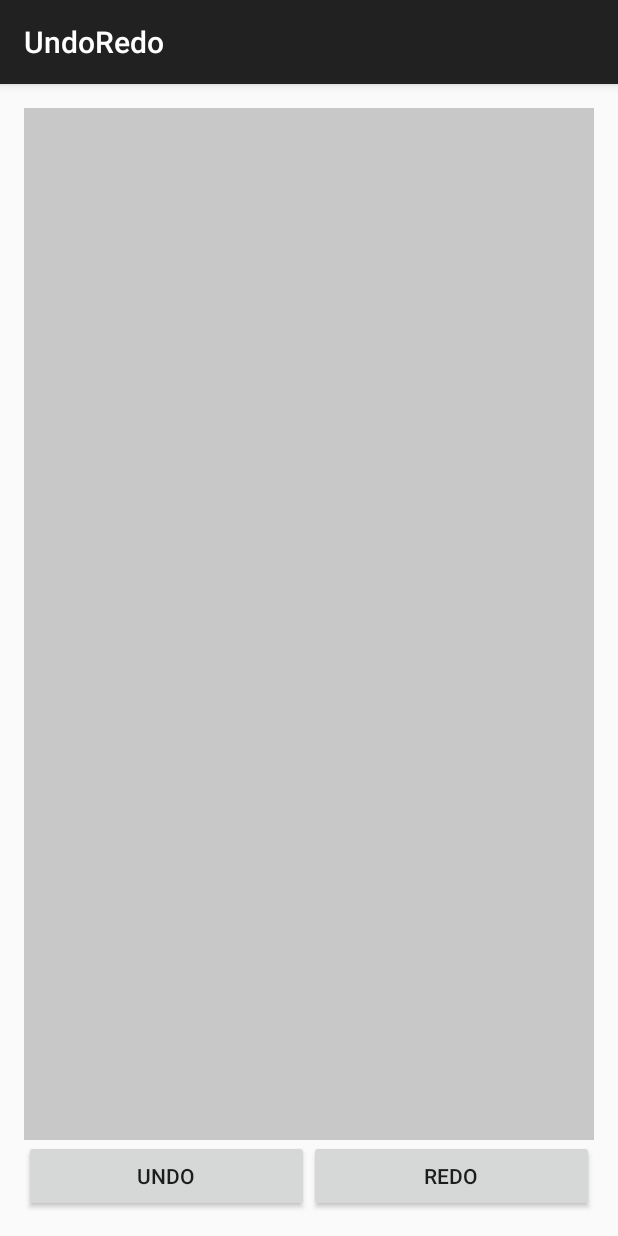
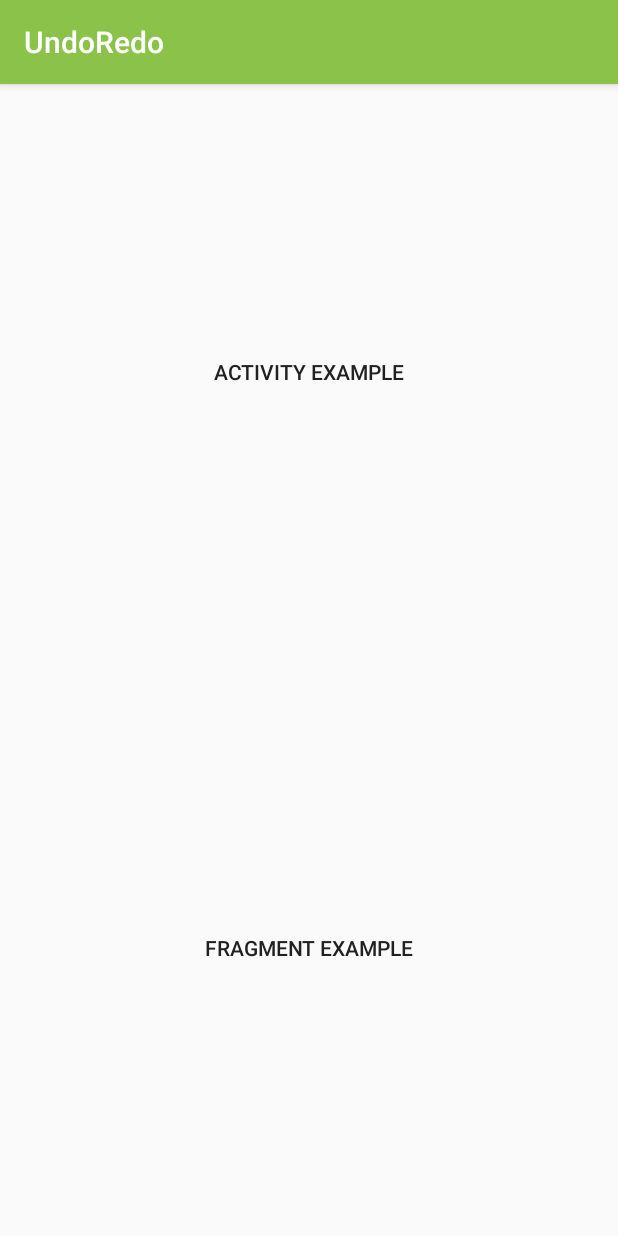
Before and after one commit to PPartisan/RunDo, an Android app: the screen it shows after launch (MainActivity), on a phone screen of 412 x 824 dp. Run offline under Robolectric (Android 15) with nearby library versions, the phone set to English and light mode, and no system bars.

Commit message:
Adjustments to make it simpler to use library with Fragments.

```diff
--- a/app/src/main/java/com/werdpressed/partisan/undoredo/MainActivity.java
+++ b/app/src/main/java/com/werdpressed/partisan/undoredo/MainActivity.java
@@ -1,19 +1,15 @@
 package com.werdpressed.partisan.undoredo;
 
+import android.content.Intent;
 import android.os.Bundle;
 import android.support.v7.app.AppCompatActivity;
 import android.view.View;
 import android.widget.Button;
-import android.widget.EditText;
 
-import com.werdpressed.partisan.rundo.RunDo;
+import com.werdpressed.partisan.undoredo.activityexample.ActivityExampleActivity;
+import com.werdpressed.partisan.undoredo.fragmentexample.FragmentExampleActivity;
 
-public class MainActivity extends AppCompatActivity implements
-        View.OnClickListener, RunDo.TextLink {
-
-    private EditText testEditTextOne;
-
-    private RunDo mRunDo;
+public class MainActivity extends AppCompatActivity implements View.OnClickListener {
 
     @Override
     protected void onCreate(Bundle savedInstanceState) {
@@ -21,35 +17,30 @@ public class MainActivity extends AppCompatActivity implements
 
         setContentView(R.layout.activity_main);
 
-        testEditTextOne = (EditText) findViewById(R.id.test_edit_text_1);
+        Button mActivityExampleButton = (Button) findViewById(R.id.activity_example_btn);
+        Button mFragmentExampleButton = (Button) findViewById(R.id.fragment_example_btn);
 
-        Button undoButton = (Button) findViewById(R.id.undo_button);
-        Button redoButton = (Button) findViewById(R.id.redo_button);
-
-        undoButton.setOnClickListener(this);
-        redoButton.setOnClickListener(this);
-
-        mRunDo = RunDo.Factory.getInstance(getSupportFragmentManager(), this);
+        mActivityExampleButton.setOnClickListener(this);
+        mFragmentExampleButton.setOnClickListener(this);
 
     }
 
     @Override
     public void onClick(View v) {
-        int id = v.getId();
 
-        switch (id) {
-            case R.id.undo_button:
-                mRunDo.undo();
+        Intent intent;
+
+        switch (v.getId()) {
+            case R.id.activity_example_btn:
+                intent = new Intent(this, ActivityExampleActivity.class);
+                startActivity(intent);
                 break;
-            case R.id.redo_button:
-                mRunDo.redo();
+            case R.id.fragment_example_btn:
+                intent = new Intent(this, FragmentExampleActivity.class);
+                startActivity(intent);
                 break;
         }
 
     }
 
-    @Override
-    public EditText getEditText() {
-        return (testEditTextOne);
-    }
 }
--- a/app/src/main/res/layout/activity_main.xml
+++ b/app/src/main/res/layout/activity_main.xml
@@ -1,51 +1,25 @@
-<RelativeLayout
+<LinearLayout
     xmlns:android="http://schemas.android.com/apk/res/android"
     xmlns:tools="http://schemas.android.com/tools"
     android:layout_width="match_parent"
     android:layout_height="match_parent"
-    android:paddingLeft="@dimen/activity_horizontal_margin"
-    android:paddingRight="@dimen/activity_horizontal_margin"
-    android:paddingTop="@dimen/activity_vertical_margin"
-    android:paddingBottom="@dimen/activity_vertical_margin"
-    tools:context=".MainActivity">
-
-    <LinearLayout
-        android:layout_width="match_parent"
-        android:layout_height="match_parent"
-        android:layout_above="@+id/button_parent"
-        android:orientation="vertical">
-
-        <EditText
-            android:layout_width="match_parent"
-            android:layout_height="0dp"
-            android:layout_weight="1"
-            android:inputType="textMultiLine"
-            android:gravity="start|top"
-            android:id="@+id/test_edit_text_1"
-            android:background="#ffc8c8c8" />
-
-    </LinearLayout>
-
-    <LinearLayout
-        android:layout_width="match_parent"
-        android:layout_height="wrap_content"
-        android:layout_alignParentBottom="true"
-        android:id="@+id/button_parent">
+    android:orientation="vertical"
+    tools:context=".MainActivity" >
 
     <Button
         android:layout_width="match_parent"
-            android:layout_height="wrap_content"
+        android:layout_height="0dp"
+        android:id="@+id/activity_example_btn"
+        android:text="@string/activity_example_btn"
         android:layout_weight="1"
-            android:id="@+id/undo_button"
-            android:text="@string/undo_button" />
+        style="@style/Widget.AppCompat.Button.Borderless.Colored"/>
 
     <Button
         android:layout_width="match_parent"
-            android:layout_height="wrap_content"
+        android:layout_height="0dp"
+        android:id="@+id/fragment_example_btn"
+        android:text="@string/fragment_example_btn"
         android:layout_weight="1"
-            android:id="@+id/redo_button"
-            android:text="@string/redo_button" />
+        style="@style/Widget.AppCompat.Button.Borderless.Colored" />
 
 </LinearLayout>
-
-</RelativeLayout>
--- /dev/null
+++ b/app/src/main/res/values/colors.xml
@@ -0,0 +1,11 @@
+<?xml version="1.0" encoding="utf-8"?>
+<resources>
+    <color name="primary">#8BC34A</color>
+    <color name="primary_dark">#689F38</color>
+    <color name="primary_light">#DCEDC8</color>
+    <color name="accent">#7C4DFF</color>
+    <color name="primary_text">#212121</color>
+    <color name="secondary_text">#727272</color>
+    <color name="icons">#212121</color>
+    <color name="divider">#B6B6B6</color>
+</resources>
--- a/app/src/main/res/values/strings.xml
+++ b/app/src/main/res/values/strings.xml
@@ -5,4 +5,6 @@
     <string name="action_settings">Settings</string>
     <string name="undo_button">undo</string>
     <string name="redo_button">redo</string>
+    <string name="activity_example_btn">Activity Example</string>
+    <string name="fragment_example_btn">Fragment Example</string>
 </resources>
--- a/app/src/main/res/values/styles.xml
+++ b/app/src/main/res/values/styles.xml
@@ -2,7 +2,11 @@
 
     <!-- Base application theme. -->
     <style name="AppTheme" parent="Theme.AppCompat.Light.DarkActionBar">
-        <!-- Customize your theme here. -->
+        <item name="colorPrimary">@color/primary</item>
+        <item name="colorPrimaryDark">@color/primary_dark</item>
+        <item name="colorAccent">@color/accent</item>
+        <item name="android:textColor">@color/primary_text</item>
+        <item name="android:textColorSecondary">@color/secondary_text</item>
     </style>
 
 </resources>
--- a/rundo/build.gradle
+++ b/rundo/build.gradle
@@ -13,7 +13,7 @@ ext {
     siteUrl = 'https://github.com/PPartisan/RunDo'
     gitUrl = 'https://github.com/PPartisan/RunDo.git'
 
-    libraryVersion = '1.0.2'
+    libraryVersion = '1.0.3'
 
     developerId = 'ppartisan'
     developerName = 'Tom Calver'
@@ -32,7 +32,7 @@ android {
         minSdkVersion 9
         targetSdkVersion 23
         versionCode 1
-        versionName "1.0.2"
+        versionName "1.0.3"
     }
     buildTypes {
         release {
--- a/rundo/src/main/java/com/werdpressed/partisan/rundo/RunDo.java
+++ b/rundo/src/main/java/com/werdpressed/partisan/rundo/RunDo.java
@@ -98,8 +98,7 @@ public interface RunDo extends TextWatcher, WriteToArrayDeque {
         private Factory() { throw new AssertionError(); }
 
         @TargetApi(Build.VERSION_CODES.HONEYCOMB)
-        public static final RunDo getInstance(@NonNull android.app.FragmentManager fm,
-                                        @NonNull RunDo.TextLink callback) {
+        public static final RunDo getInstance(@NonNull android.app.FragmentManager fm) {
 
             RunDoNative frag = (RunDoNative) fm.findFragmentByTag(RunDo.TAG);
 
@@ -112,8 +111,7 @@ public interface RunDo extends TextWatcher, WriteToArrayDeque {
 
         }
 
-        public static final RunDo getInstance(@NonNull android.support.v4.app.FragmentManager fm,
-                                        @NonNull RunDo.TextLink callback) {
+        public static final RunDo getInstance(@NonNull android.support.v4.app.FragmentManager fm) {
 
             RunDoSupport frag = (RunDoSupport) fm.findFragmentByTag(RunDo.TAG);
 
--- a/rundo/src/main/java/com/werdpressed/partisan/rundo/SubtractStrings.java
+++ b/rundo/src/main/java/com/werdpressed/partisan/rundo/SubtractStrings.java
@@ -98,6 +98,7 @@ final class SubtractStrings {
         for (int i = 0; i < shortestLength; i++) {
             if (oldTextReversed[i] != newTextReversed[i]) {
                 tempLastDeviation = i;
+                break;
             }
         }
 
```
Also changed, not shown: app/src/main/AndroidManifest.xml (+9 -0 lines), app/src/main/java/com/werdpressed/partisan/undoredo/activityexample/ActivityExampleActivity.java (added, +58 -0 lines), app/src/main/java/com/werdpressed/partisan/undoredo/fragmentexample/EditorFragment.java (added, +70 -0 lines), app/src/main/java/com/werdpressed/partisan/undoredo/fragmentexample/FragmentExampleActivity.java (added, +38 -0 lines), app/src/main/res/layout/activity_example.xml (added, +53 -0 lines), app/src/main/res/layout/editor_fragment.xml (added, +53 -0 lines), app/src/main/res/layout/fragment_example.xml (added, +7 -0 lines), rundo/src/main/java/com/werdpressed/partisan/rundo/RunDoNative.java (+8 -2 lines), rundo/src/main/java/com/werdpressed/partisan/rundo/RunDoSupport.java (+8 -2 lines), 1 other file. Lines whose indentation alone changed are shown as unchanged.
